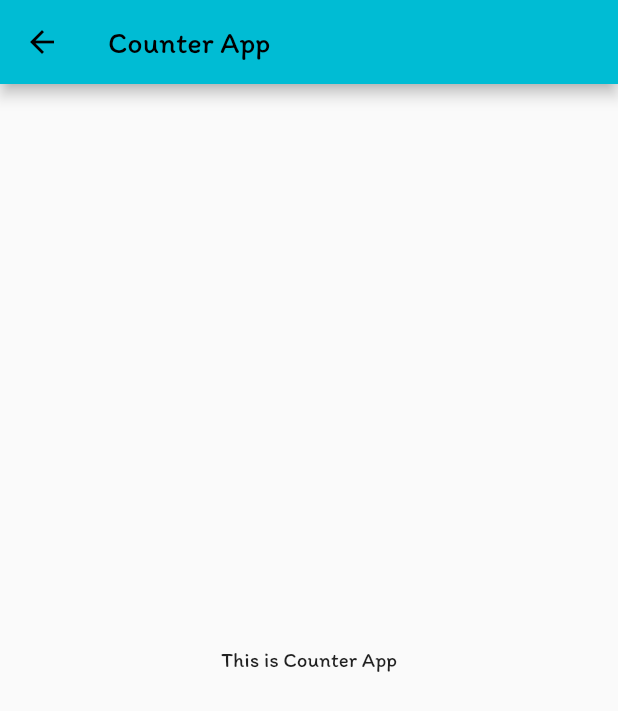
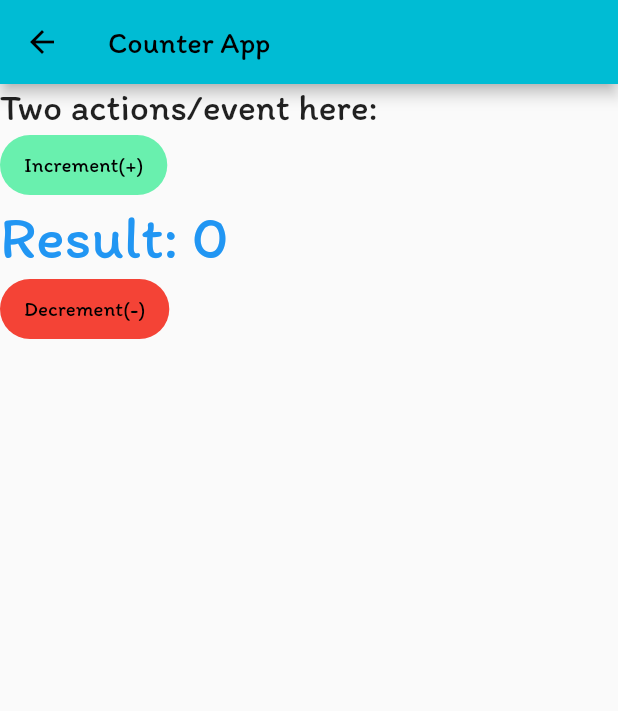
Before and after one commit to lxquyen/FoodApp, a Flutter app: the screen it shows after launch, after a tap on "Counter App", on a phone screen of 412 x 824 dp. Shown: the top 711 px of the screen. Run offline on Flutter 3.47's test engine with Material 2 defaults, Android fonts, the phone set to English and light mode, and no system bars; our stand-ins replace flutter_bloc.

Commit message:
done Counter App

```diff
--- /dev/null
+++ b/lib/blocs/counter_bloc.dart
@@ -0,0 +1,14 @@
+import 'package:flutter_bloc/flutter_bloc.dart';
+
+abstract class CounterEvent {}
+
+class CounterIncrementPressed extends CounterEvent {}
+
+class CounterDecrementPressed extends CounterEvent {}
+
+class CounterBloc extends Bloc<CounterEvent, int> {
+  CounterBloc() : super(0) {
+    on<CounterIncrementPressed>((event, emit) => emit(state + 1));
+    on<CounterDecrementPressed>((event, emit) => emit(state - 1));
+  }
+}
--- a/lib/blocs/counter_cubit.dart
+++ b/lib/blocs/counter_cubit.dart
@@ -4,6 +4,8 @@ class CounterCubit extends Cubit<int> {
   CounterCubit() : super(0);
 
   void increment() => emit(state + 1);
+
+  void decrement() => emit(state - 1);
 
   @override
   void onChange(Change<int> change) {
--- a/lib/events/counter_event.dart
+++ /dev/null
@@ -1,2 +0,0 @@
-//event => bloc
-enum CounterEvent { increment, decrement }
--- a/lib/main.dart
+++ b/lib/main.dart
@@ -1,4 +1,6 @@
 import 'package:flutter/material.dart';
+import 'package:flutter_bloc/flutter_bloc.dart';
+import 'package:flutter_tutorial/blocs/counter_cubit.dart';
 import 'package:flutter_tutorial/ui/counter/counter_page.dart';
 import 'package:flutter_tutorial/ui/food/category_page.dart';
 import 'package:flutter_tutorial/ui/food/detail_food_page.dart';
@@ -18,7 +20,10 @@ class MyApp extends StatelessWidget {
         title: 'Flutter Demo',
         initialRoute: '/',
         routes: {
-          CounterPage.routeName: (context) => CounterPage(),
+          CounterPage.routeName: (context) => BlocProvider<CounterCubit>(
+                create: (context) => CounterCubit(),
+                child: CounterPage(),
+              ),
           CategoriesPage.routeName: (context) => const CategoriesPage(),
           FoodsPage.routeName: (context) => const FoodsPage(),
           DetailFoodPage.routeName: (context) => const DetailFoodPage(),
--- a/lib/ui/counter/counter_page.dart
+++ b/lib/ui/counter/counter_page.dart
@@ -1,16 +1,56 @@
 import 'package:flutter/material.dart';
+import 'package:flutter_bloc/flutter_bloc.dart';
+import 'package:flutter_tutorial/blocs/counter_bloc.dart';
+import 'package:flutter_tutorial/blocs/counter_cubit.dart';
 
 class CounterPage extends StatelessWidget {
   static const String routeName = '/CounterPage';
+
   @override
   Widget build(BuildContext context) {
-
+    final CounterCubit counterCubit = context.watch<CounterCubit>();
+    final ButtonStyle flatButtonStyle = TextButton.styleFrom(
+        foregroundColor: Colors.black,
+        minimumSize: Size(88, 40),
+        padding: EdgeInsets.symmetric(horizontal: 16),
+        shape: RoundedRectangleBorder(borderRadius: BorderRadius.circular(20)),
+        backgroundColor: Colors.red);
     return Scaffold(
       appBar: AppBar(
         title: const Text('Counter App'),
       ),
-      body: const Center(
-        child: Text('This is Counter App'),
+      body: BlocBuilder<CounterCubit, int>(
+        builder: (context, counter) {
+          return Column(
+            mainAxisAlignment: MainAxisAlignment.start,
+            crossAxisAlignment: CrossAxisAlignment.start,
+            children: [
+              Text(
+                'Two actions/event here:',
+                style: TextStyle(fontSize: 25),
+              ),
+              TextButton(
+                style: flatButtonStyle.copyWith(backgroundColor: MaterialStateProperty.all<Color>(Colors.greenAccent)),
+                onPressed: () {
+                  counterCubit.increment();
+                },
+                child: Text('Increment(+)'),
+              ),
+              Text('Result: $counter', style: TextStyle(fontSize: 40, color: Colors.blue),),
+              // Spacer(),
+              // Expanded( // <-- SEE HERE
+              //   child: SizedBox.shrink(),
+              // ),
+              TextButton(
+                style: flatButtonStyle,
+                onPressed: () {
+                  counterCubit.decrement();
+                },
+                child: Text('Decrement(-)'),
+              ),
+            ],
+          );
+        }
       ),
     );
   }
--- a/pubspec.yaml
+++ b/pubspec.yaml
@@ -37,6 +37,7 @@ dependencies:
   cupertino_icons: ^1.0.2
   transparent_image: ^2.0.1
   flutter_bloc: ^8.1.3
+  equatable: ^2.0.5
 
 dev_dependencies:
   flutter_test:
```
Also changed, not shown: pubspec.lock.
